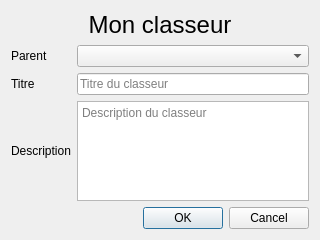
Old version of the form src/binder/bindereditiondialog.ui in the repository chindit/Interrogator.
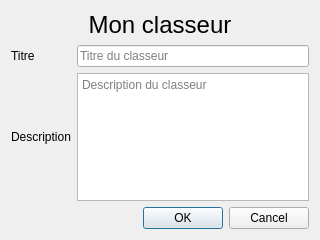
New version of the form.

Commit message: Added label and refactored edition dialog

The edit to the form file:
```diff
--- a/src/binder/bindereditiondialog.ui
+++ b/src/binder/bindereditiondialog.ui
@@ -14,44 +14,34 @@
    <string>Dialog</string>
   </property>
   <layout class="QGridLayout" name="gridLayout">
-   <item row="5" column="0" colspan="2">
-    <widget class="QDialogButtonBox" name="buttonBox">
-     <property name="orientation">
-      <enum>Qt::Horizontal</enum>
-     </property>
-     <property name="standardButtons">
-      <set>QDialogButtonBox::Cancel|QDialogButtonBox::Ok</set>
+   <item row="2" column="0" rowspan="2">
+    <widget class="QLabel" name="labelDescription">
+     <property name="text">
+      <string>Description</string>
      </property>
     </widget>
    </item>
-   <item row="3" column="1" rowspan="2">
+   <item row="2" column="1" rowspan="2">
     <widget class="QPlainTextEdit" name="plainTextEditDescription">
      <property name="placeholderText">
       <string>Description du classeur</string>
      </property>
     </widget>
    </item>
-   <item row="2" column="1">
+   <item row="1" column="1">
     <widget class="QLineEdit" name="lineEditTitle">
      <property name="placeholderText">
       <string>Titre du classeur</string>
      </property>
     </widget>
    </item>
-   <item row="2" column="0">
+   <item row="1" column="0">
     <widget class="QLabel" name="labelTitle">
      <property name="text">
       <string>Titre</string>
      </property>
     </widget>
    </item>
-   <item row="3" column="0" rowspan="2">
-    <widget class="QLabel" name="labelDescription">
-     <property name="text">
-      <string>Description</string>
-     </property>
-    </widget>
-   </item>
    <item row="0" column="0" colspan="2">
     <widget class="QLabel" name="labelTitleWindow">
      <property name="font">
@@ -68,16 +58,16 @@
      </property>
     </widget>
    </item>
-   <item row="1" column="0">
-    <widget class="QLabel" name="labelParent">
-     <property name="text">
-      <string>Parent</string>
+   <item row="4" column="0" colspan="2">
+    <widget class="QDialogButtonBox" name="buttonBox">
+     <property name="orientation">
+      <enum>Qt::Horizontal</enum>
+     </property>
+     <property name="standardButtons">
+      <set>QDialogButtonBox::Cancel|QDialogButtonBox::Ok</set>
      </property>
     </widget>
    </item>
-   <item row="1" column="1">
-    <widget class="QComboBox" name="comboBoxParent"/>
-   </item>
   </layout>
  </widget>
  <resources/>
```
The commit also changes 8 other files.
